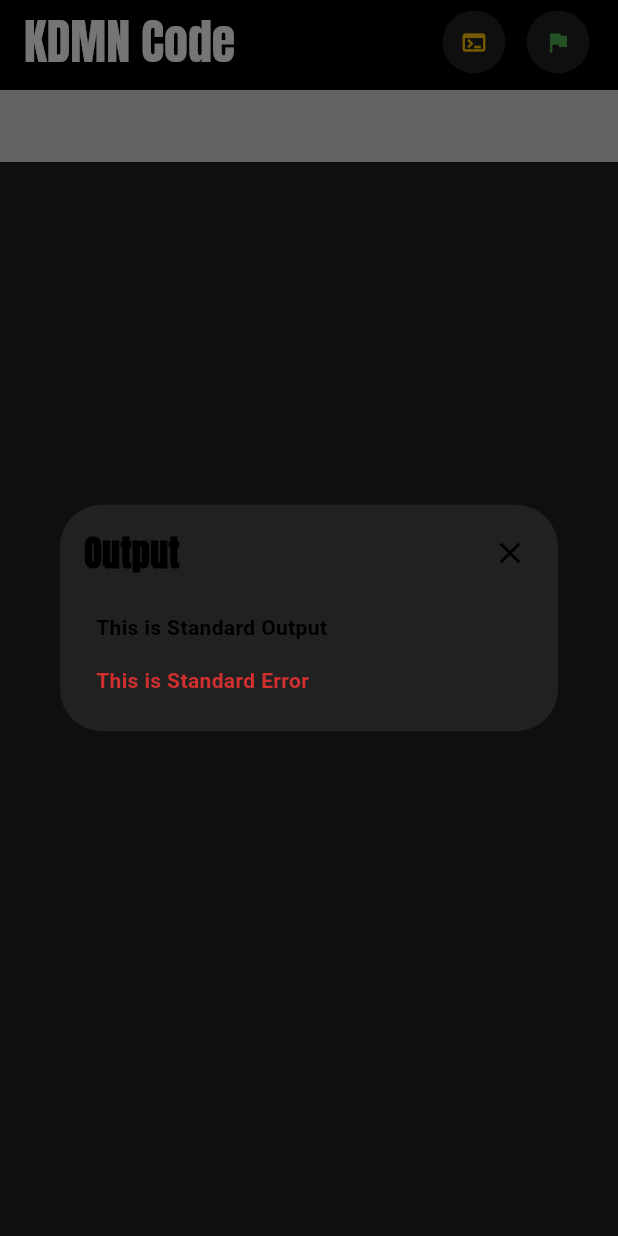
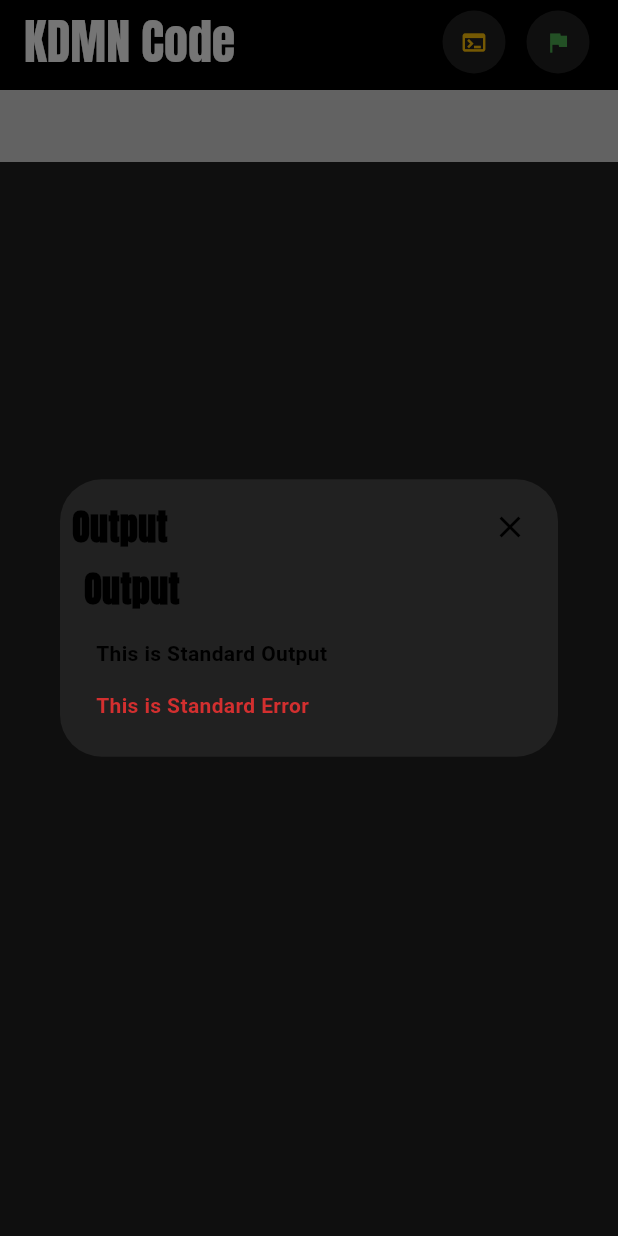
Before and after one commit to Itsuki54/saitamaICT, a Flutter app: the TextEditor screen opened directly, after a tap on the "terminal" icon, on a phone screen of 412 x 824 dp. Run offline on Flutter 3.47's test engine with Material 3 defaults, Android fonts, the light colour scheme and no system bars; our stand-ins replace flutter_highlight, google_fonts; missing offline and left inert: flutter_code_editor, highlight.

Commit message:
remove: unused sizedbox

```diff
--- a/flutter/lib/components/output_dialog.dart
+++ b/flutter/lib/components/output_dialog.dart
@@ -21,12 +21,17 @@ class OutputDialog extends StatelessWidget {
                 mainAxisAlignment: MainAxisAlignment.center,
                 children: <Widget>[
                   Row(children: [
-                    const SizedBox(width: 8),
                     Text("Output",
                         style: GoogleFonts.anton(
                             fontSize: 24, fontWeight: FontWeight.bold)),
                     const Expanded(child: SizedBox()),
                     const CloseButton(),
+                  ]),
+                  Row(children: [
+                    const SizedBox(width: 8),
+                    Text("Output",
+                        style: GoogleFonts.anton(
+                            fontSize: 24, fontWeight: FontWeight.bold)),
                   ]),
                   Padding(
                       padding: const EdgeInsets.all(8.0),
```
